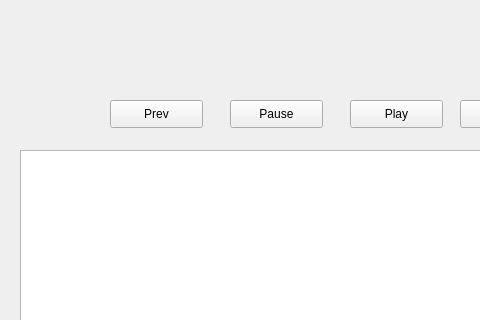
The window that mainwindow.ui (esiole/gui_1h2020-post) describes before a commit, drawn with Qt 5; both pictures show x 180 to 660 and y 0 to 320 of the 800 by 600 pixel window.
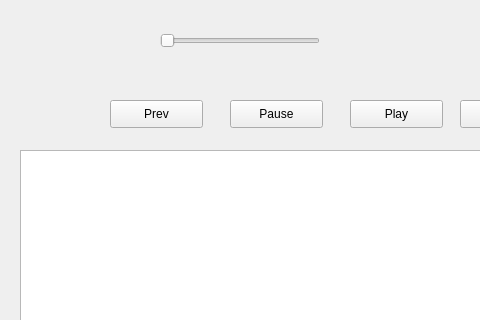
The same window after the commit.

Commit message: Добавление движущегося с течением времени слайдера

```diff
--- a/mainwindow.ui
+++ b/mainwindow.ui
@@ -154,6 +154,22 @@
      <string>TextLabel</string>
     </property>
    </widget>
+   <widget class="QSlider" name="sliderDuration">
+    <property name="geometry">
+     <rect>
+      <x>340</x>
+      <y>30</y>
+      <width>160</width>
+      <height>22</height>
+     </rect>
+    </property>
+    <property name="maximum">
+     <number>100</number>
+    </property>
+    <property name="orientation">
+     <enum>Qt::Horizontal</enum>
+    </property>
+   </widget>
   </widget>
   <widget class="QMenuBar" name="menubar">
    <property name="geometry">
```
The commit also changes 2 other files.
